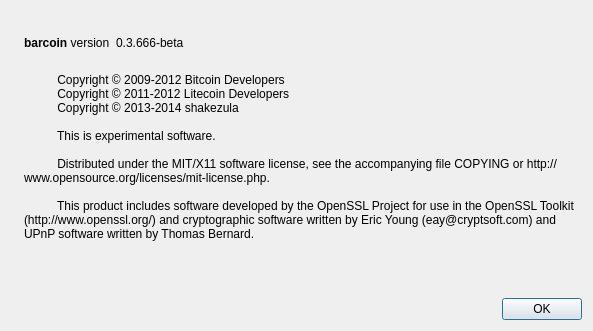
The window that src/qt/forms/aboutdialog.ui (bertcoin/bertcoin) describes before a commit, drawn with Qt 5.
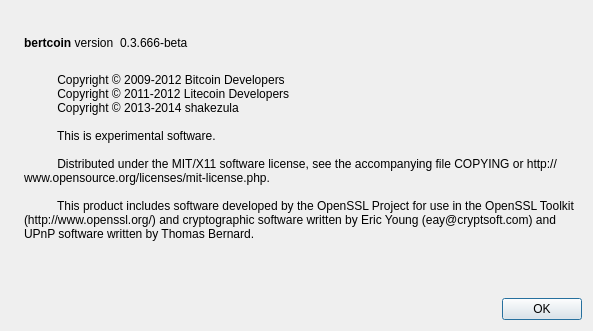
The same window after the commit. Icons and pictures are not drawn.

The edit to the form file:
```diff
--- a/src/qt/forms/aboutdialog.ui
+++ b/src/qt/forms/aboutdialog.ui
@@ -50,7 +50,7 @@
           <cursorShape>IBeamCursor</cursorShape>
          </property>
          <property name="text">
-          <string>&lt;b&gt;barcoin&lt;/b&gt; version</string>
+          <string>&lt;b&gt;bertcoin&lt;/b&gt; version</string>
          </property>
          <property name="textInteractionFlags">
           <set>Qt::LinksAccessibleByMouse|Qt::TextSelectableByKeyboard|Qt::TextSelectableByMouse</set>
```
Left out of the diff: 2 changed lines with no effect on the pictures.
